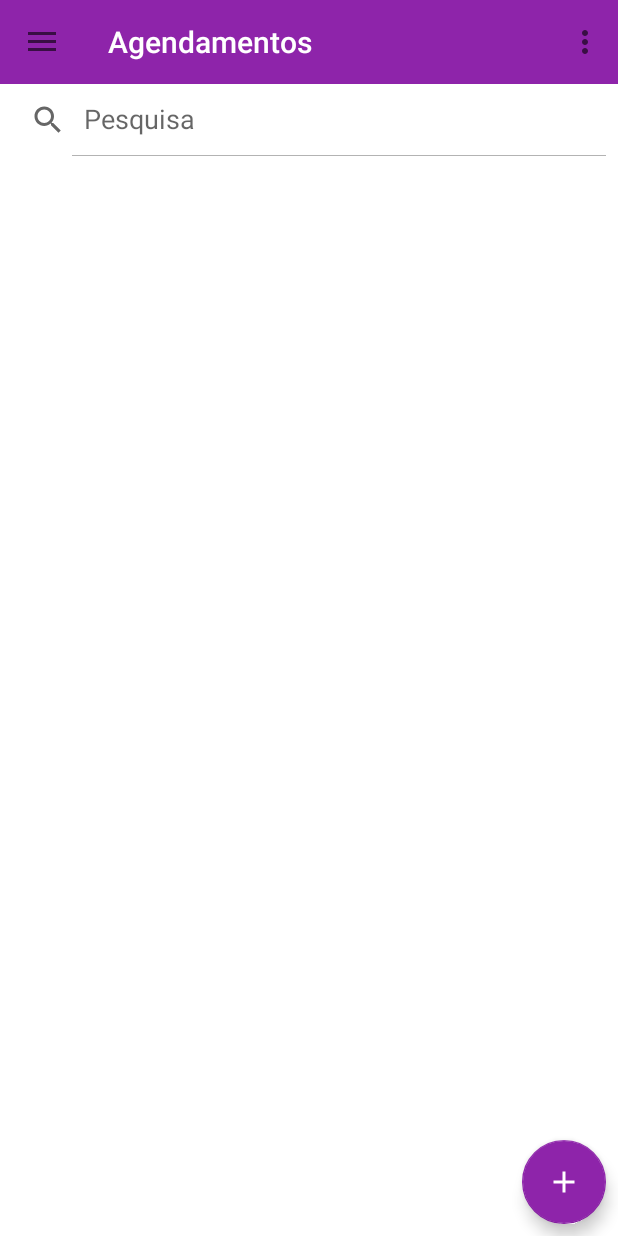
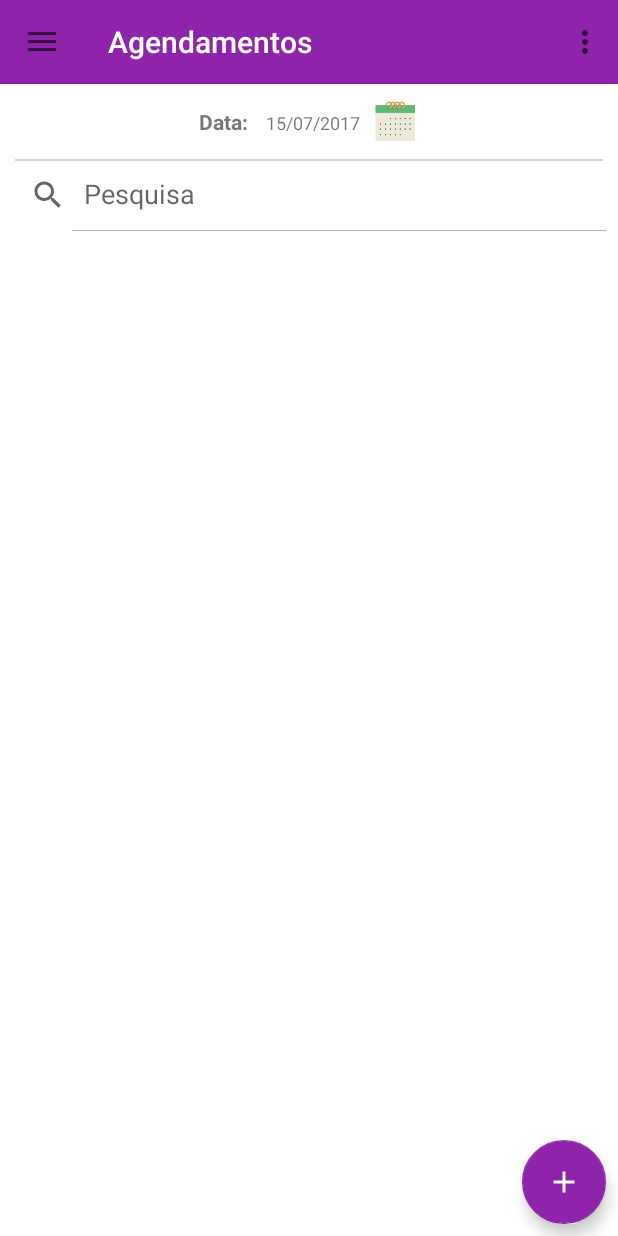
Before and after one commit to TobiasAndre/CapstoneStage2, an Android app: the screen it shows after launch once a user with an empty profile is signed in (MainActivity), on a phone screen of 412 x 824 dp. Run offline under Robolectric (Android 15) with nearby library versions, the phone set to English and light mode, and no system bars; our stand-ins replace Firebase (no records; nobody signed in at launch, a user with empty details on screens opened directly); 1 statement that could not run was skipped.

Commit message:
* Corrections

```diff
--- a/app/src/main/java/com/tobiasandre/goestetica/ui/HomeFragment.java
+++ b/app/src/main/java/com/tobiasandre/goestetica/ui/HomeFragment.java
@@ -1,5 +1,6 @@
 package com.tobiasandre.goestetica.ui;
 
+import android.app.DatePickerDialog;
 import android.database.Cursor;
 import android.net.Uri;
 import android.os.Bundle;
@@ -18,12 +19,15 @@ import android.view.Menu;
 import android.view.MenuInflater;
 import android.view.View;
 import android.view.ViewGroup;
+import android.widget.DatePicker;
 import android.widget.ProgressBar;
 import android.widget.TextView;
 
 import com.tobiasandre.goestetica.R;
 import com.tobiasandre.goestetica.database.GoEsteticaContract;
 import com.tobiasandre.goestetica.ui.Adapter.ScheduleAdapter;
+
+import java.util.Calendar;
 
 /**
  * Created by TobiasAndre on 22/06/2017.
@@ -44,6 +48,7 @@ public class HomeFragment extends Fragment implements
     private RecyclerView mRecyclerView;
     private ProgressBar mLoadingIndicator;
     FloatingActionButton btnAdd;
+
 
 
     @Override
--- a/app/src/main/java/com/tobiasandre/goestetica/ui/TreatmentFragment.java
+++ b/app/src/main/java/com/tobiasandre/goestetica/ui/TreatmentFragment.java
@@ -148,7 +148,7 @@ public class TreatmentFragment extends Fragment {
             value.put(GoEsteticaContract.TreatmentEntry.COLUMN_TREATMENT_PRICE, Double.valueOf(edPrice.getText().toString().replace(",",".")));
             value.put(GoEsteticaContract.TreatmentEntry.COLUMN_TREATMENT_SESSIONS, Integer.valueOf(edSessions.getText().toString()));
             value.put(GoEsteticaContract.TreatmentEntry.COLUMN_TREATMENT_DURATION, edDuration.getText().toString());
-            value.put(GoEsteticaContract.TreatmentEntry.COLUMN_TREATMENT_TYPE,typeTreatment.toString());
+            value.put(GoEsteticaContract.TreatmentEntry.COLUMN_TREATMENT_TYPE,typeTreatment.getSelectedItem().toString());
             treatmentValues[0] = value;
 
             ContentResolver treatmentContentResolver = this.getContext().getContentResolver();
--- a/app/src/main/res/layout/drawer_header.xml
+++ b/app/src/main/res/layout/drawer_header.xml
@@ -37,7 +37,7 @@
             android:layout_height="wrap_content"
             android:layout_marginBottom="2dp"
             android:textColor="@android:color/white"
-            android:text="Atendimento"
+            android:text="@string/action_attendance"
             android:textStyle="bold"/>
 
 
@@ -46,7 +46,7 @@
             android:layout_width="match_parent"
             android:layout_height="wrap_content"
             android:textColor="@android:color/white"
-            android:text="Selecione a opção desejada"
+            android:text="@string/action_option_selection"
             android:textSize="12sp"/>
 
 
--- a/app/src/main/res/layout/fragment_init.xml
+++ b/app/src/main/res/layout/fragment_init.xml
@@ -9,7 +9,58 @@
 
     <LinearLayout
         android:layout_width="match_parent"
+        android:layout_height="40dp"
+        android:layout_marginTop="5dp"
+        android:gravity="bottom|center"
+        android:orientation="horizontal">
+
+        <TextView
+            android:layout_width="wrap_content"
+            android:layout_height="wrap_content"
+            android:layout_marginBottom="5dp"
+            android:textStyle="bold"
+            android:text="Data: "/>
+
+        <TextView
+            android:layout_width="80dp"
+            android:layout_height="wrap_content"
+            android:layout_marginBottom="5dp"
+            android:textSize="12sp"
+            android:textAlignment="center"
+            android:text="15/07/2017"/>
+
+        <ImageButton
+            android:layout_width="30dp"
+            android:layout_height="30dp"
+            android:layout_marginBottom="5dp"
+            android:scaleType="centerCrop"
+            android:background="@color/white"
+            android:src="@mipmap/ic_calendar"/>
+
+    </LinearLayout>
+
+    <LinearLayout
+        android:layout_width="match_parent"
         android:layout_height="wrap_content"
+        android:layout_marginTop="50dp">
+
+        <View
+            android:layout_width="match_parent"
+            android:layout_height="1dp"
+            android:layout_marginStart="10dp"
+            android:layout_marginEnd="10dp"
+            android:layout_gravity="bottom"
+            android:alpha="0.5"
+            android:background="@android:color/darker_gray" />
+
+    </LinearLayout>
+
+
+
+    <LinearLayout
+        android:layout_width="match_parent"
+        android:layout_height="wrap_content"
+        android:layout_marginTop="50dp"
         android:orientation="vertical">
 
         <android.support.v7.widget.SearchView
@@ -47,6 +98,8 @@
             android:text="@string/take_schedule"/>
 
 
+
+
     </LinearLayout>
 
 
```
Also changed, not shown: app/src/main/java/com/tobiasandre/goestetica/ui/Adapter/ScheduleAdapter.java (+7 -2 lines), app/src/main/res/layout/custom_image_dialog.xml (+4 -4 lines), app/src/main/res/layout/fragment_customer.xml (+12 -2 lines), app/src/main/res/layout/fragment_treatment.xml (+26 -15 lines), app/src/main/res/layout/item_schedule_task.xml (+7 -12 lines), app/src/main/res/layout/schedule_fragment.xml (+7 -2 lines), app/src/main/res/values/strings.xml (+22 -7 lines).
